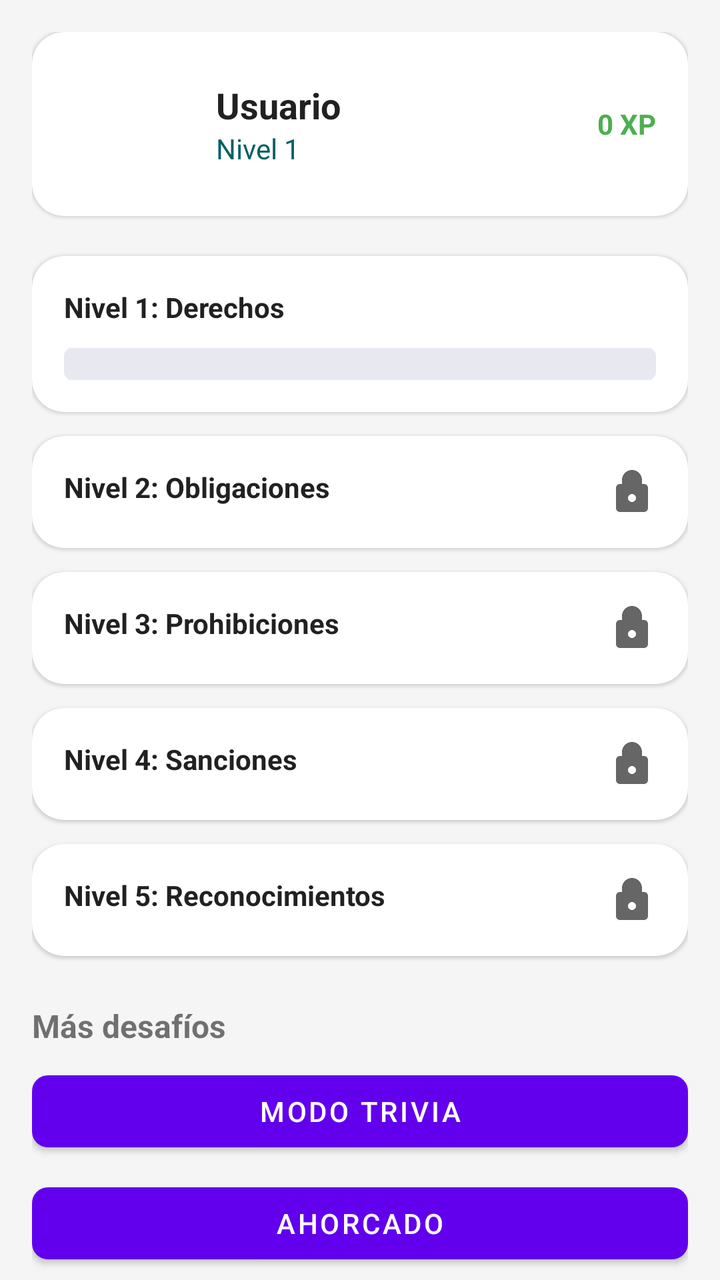
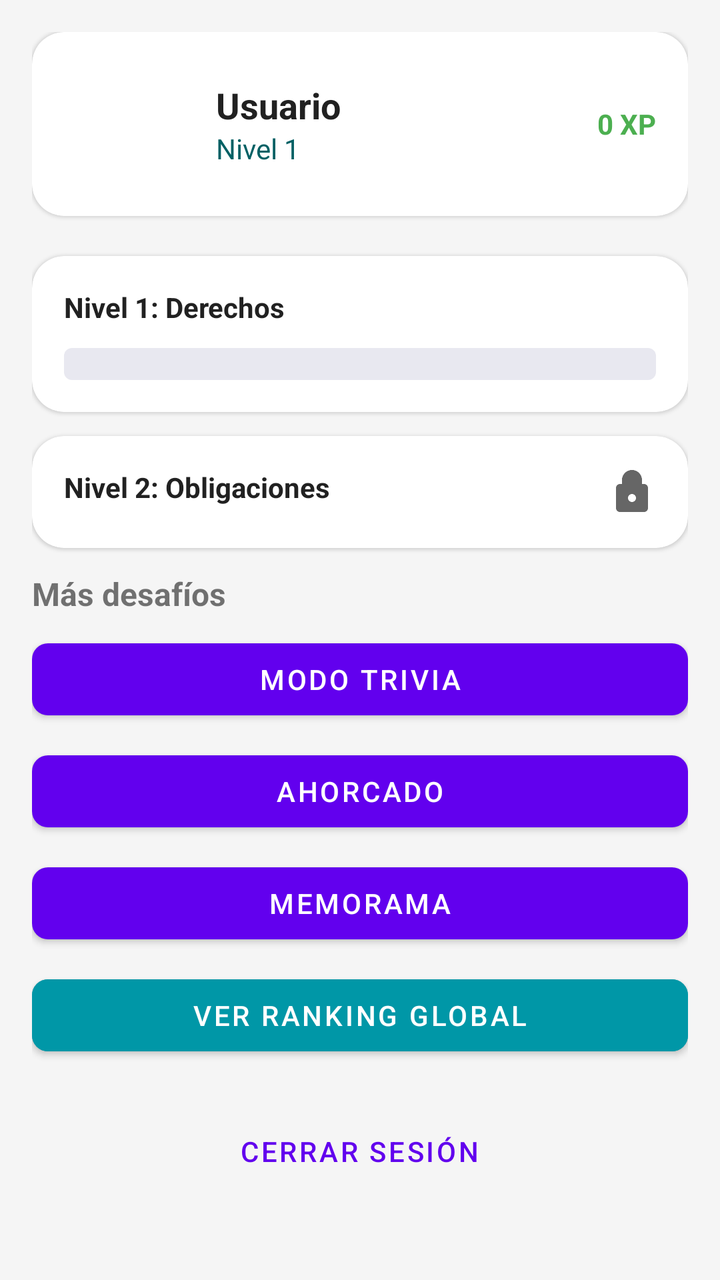

An Android layout rendered at two revisions. The XML below is the earlier revision; the diff shows what the commit changed to produce the second picture.
<!-- AndroidManifest.xml: application theme Theme.ReglamentoUpp -->
<!-- res/layout/activity_main.xml -->
<?xml version="1.0" encoding="utf-8"?>
<androidx.constraintlayout.widget.ConstraintLayout
    xmlns:android="http://schemas.android.com/apk/res/android"
    xmlns:app="http://schemas.android.com/apk/res/auto"
    xmlns:tools="http://schemas.android.com/tools"
    android:layout_width="match_parent"
    android:layout_height="match_parent"
    android:background="@color/app_bg"
    tools:context=".MainActivity">

    <androidx.core.widget.NestedScrollView
        android:layout_width="match_parent"
        android:layout_height="match_parent">

        <LinearLayout
            android:layout_width="match_parent"
            android:layout_height="wrap_content"
            android:orientation="vertical"
            android:padding="16dp">

            <com.google.android.material.card.MaterialCardView
                android:layout_width="match_parent"
                android:layout_height="wrap_content"
                app:cardCornerRadius="16dp"
                app:cardElevation="4dp"
                android:layout_marginBottom="20dp">

                <LinearLayout
                    android:layout_width="match_parent"
                    android:layout_height="wrap_content"
                    android:orientation="horizontal"
                    android:padding="16dp"
                    android:gravity="center_vertical">

                    <ImageView
                        android:id="@+id/ivUserProfile"
                        android:layout_width="60dp"
                        android:layout_height="60dp"
                        android:src="@drawable/ic_profile"
                        android:scaleType="centerCrop" />

                    <LinearLayout
                        android:layout_width="0dp"
                        android:layout_height="wrap_content"
                        android:layout_weight="1"
                        android:orientation="vertical"
                        android:layout_marginStart="16dp">

                        <TextView
                            android:id="@+id/tvUserName"
                            android:layout_width="wrap_content"
                            android:layout_height="wrap_content"
                            android:text="Usuario"
                            android:textSize="18sp"
                            android:textStyle="bold"
                            android:textColor="@color/text_primary"/>

                        <TextView
                            android:id="@+id/tvUserLevel"
                            android:layout_width="wrap_content"
                            android:layout_height="wrap_content"
                            android:text="Nivel 1"
                            android:textColor="@color/upp_primary"/>
                    </LinearLayout>

                    <TextView
                        android:id="@+id/tvUserPuntaje"
                        android:layout_width="wrap_content"
                        android:layout_height="wrap_content"
                        android:text="0 XP"
                        android:textStyle="bold"
                        android:textColor="@color/status_green"/>
                </LinearLayout>
            </com.google.android.material.card.MaterialCardView>

            <com.google.android.material.card.MaterialCardView
                android:id="@+id/btnJugarDerechos"
                android:layout_width="match_parent"
                android:layout_height="wrap_content"
                android:layout_marginBottom="12dp"
                app:cardCornerRadius="12dp"
                app:cardBackgroundColor="@color/category_derechos_bg">

                <RelativeLayout android:padding="16dp" android:layout_width="match_parent" android:layout_height="wrap_content">
                    <TextView android:layout_width="wrap_content" android:layout_height="wrap_content" android:text="Nivel 1: Derechos" android:textStyle="bold" android:textColor="@color/text_primary"/>
                    <ProgressBar android:id="@+id/progressDerechos" style="?android:attr/progressBarStyleHorizontal" android:layout_width="match_parent" android:layout_height="wrap_content" android:layout_marginTop="30dp" android:progress="0" android:progressDrawable="@drawable/progress_bar_indigo" />
                </RelativeLayout>
            </com.google.android.material.card.MaterialCardView>

            <com.google.android.material.card.MaterialCardView
                android:id="@+id/btnJugarObligaciones"
                android:layout_width="match_parent"
                android:layout_height="wrap_content"
                android:layout_marginBottom="12dp"
                app:cardCornerRadius="12dp"
                app:cardBackgroundColor="@color/category_obligaciones_bg">

                <RelativeLayout android:padding="16dp" android:layout_width="match_parent" android:layout_height="wrap_content">
                    <TextView android:layout_width="wrap_content" android:layout_height="wrap_content" android:text="Nivel 2: Obligaciones" android:textStyle="bold" android:textColor="@color/text_primary"/>
                    <ImageView android:id="@+id/ivLockObligaciones" android:layout_width="24dp" android:layout_height="24dp" android:layout_alignParentEnd="true" android:src="@drawable/ic_lock" />
                </RelativeLayout>
            </com.google.android.material.card.MaterialCardView>

            <com.google.android.material.card.MaterialCardView
                android:id="@+id/btnJugarProhibiciones"
                android:layout_width="match_parent"
                android:layout_height="wrap_content"
                android:layout_marginBottom="12dp"
                app:cardCornerRadius="12dp"
                app:cardBackgroundColor="@color/category_prohibiciones_bg">

                <RelativeLayout android:padding="16dp" android:layout_width="match_parent" android:layout_height="wrap_content">
                    <TextView android:layout_width="wrap_content" android:layout_height="wrap_content" android:text="Nivel 3: Prohibiciones" android:textStyle="bold" android:textColor="@color/text_primary"/>
                    <ImageView android:id="@+id/ivLockProhibiciones" android:layout_width="24dp" android:layout_height="24dp" android:layout_alignParentEnd="true" android:src="@drawable/ic_lock" />
                </RelativeLayout>
            </com.google.android.material.card.MaterialCardView>

            <com.google.android.material.card.MaterialCardView
                android:id="@+id/btnJugarSanciones"
                android:layout_width="match_parent"
                android:layout_height="wrap_content"
                android:layout_marginBottom="12dp"
                app:cardCornerRadius="12dp"
                app:cardBackgroundColor="@color/category_sanciones_bg">

                <RelativeLayout android:padding="16dp" android:layout_width="match_parent" android:layout_height="wrap_content">
                    <TextView android:layout_width="wrap_content" android:layout_height="wrap_content" android:text="Nivel 4: Sanciones" android:textStyle="bold" android:textColor="@color/text_primary"/>
                    <ImageView android:id="@+id/ivLockSanciones" android:layout_width="24dp" android:layout_height="24dp" android:layout_alignParentEnd="true" android:src="@drawable/ic_lock" />
                </RelativeLayout>
            </com.google.android.material.card.MaterialCardView>

            <com.google.android.material.card.MaterialCardView
                android:id="@+id/btnJugarReconocimientos"
                android:layout_width="match_parent"
                android:layout_height="wrap_content"
                android:layout_marginBottom="24dp"
                app:cardCornerRadius="12dp"
                app:cardBackgroundColor="@color/category_reconocimientos_bg">

                <RelativeLayout android:padding="16dp" android:layout_width="match_parent" android:layout_height="wrap_content">
                    <TextView android:layout_width="wrap_content" android:layout_height="wrap_content" android:text="Nivel 5: Reconocimientos" android:textStyle="bold" android:textColor="@color/text_primary"/>
                    <ImageView android:id="@+id/ivLockReconocimientos" android:layout_width="24dp" android:layout_height="24dp" android:layout_alignParentEnd="true" android:src="@drawable/ic_lock" />
                </RelativeLayout>
            </com.google.android.material.card.MaterialCardView>

            <TextView android:layout_width="wrap_content" android:layout_height="wrap_content" android:text="Más desafíos" android:textSize="16sp" android:textStyle="bold" android:layout_marginBottom="8dp"/>

            <Button android:id="@+id/btnJugarModoDesafio" android:layout_width="match_parent" android:layout_height="wrap_content" android:text="Modo Trivia" android:layout_marginBottom="8dp"/>
            <Button android:id="@+id/btnJugarAhorcado" android:layout_width="match_parent" android:layout_height="wrap_content" android:text="Ahorcado" android:layout_marginBottom="8dp"/>
            <Button android:id="@+id/btnJugarMemorama" android:layout_width="match_parent" android:layout_height="wrap_content" android:text="Memorama" android:layout_marginBottom="8dp"/>
            <Button android:id="@+id/btnVerRanking" android:layout_width="match_parent" android:layout_height="wrap_content" android:text="Ver Ranking Global" android:backgroundTint="@color/upp_secondary"/>

            <Button android:id="@+id/btnLogout" android:layout_width="wrap_content" android:layout_height="wrap_content" android:text="Cerrar Sesión" android:layout_gravity="center" android:layout_marginTop="20dp" style="@style/Widget.MaterialComponents.Button.TextButton"/>

        </LinearLayout>
    </androidx.core.widget.NestedScrollView>

</androidx.constraintlayout.widget.ConstraintLayout>
<!-- resources referenced by this layout -->
<resources>
  <color name="app_bg">#F5F5F5</color>
  <color name="category_derechos_bg">#BBDEFB</color>
  <color name="category_obligaciones_bg">#C8E6C9</color>
  <color name="category_prohibiciones_bg">#FFCCBC</color>
  <color name="category_reconocimientos_bg">#E1BEE7</color>
  <color name="category_sanciones_bg">#F8BBD0</color>
  <color name="status_green">#4CAF50</color>
  <color name="text_primary">#212121</color>
  <color name="upp_primary">#006064</color>
  <color name="upp_secondary">#0097a7</color>
  <!-- drawable ic_lock (drawable) -->
  <vector xmlns:android="http://schemas.android.com/apk/res/android"
      android:width="24dp"
      android:height="24dp"
      android:viewportWidth="24"
      android:viewportHeight="24"
      android:tint="?attr/colorControlNormal">
      <path
          android:fillColor="@android:color/white"
          android:pathData="M18,8h-1V6c0,-2.76 -2.24,-5 -5,-5S7,3.24 7,6v2H6c-1.1,0 -2,0.9 -2,2v10c0,1.1 0.9,2 2,2h12c1.1,0 2,-0.9 2,-2V10c0,-1.1 -0.9,-2 -2,-2zM12,17c-1.1,0 -2,-0.9 -2,-2s0.9,-2 2,-2 2,0.9 2,2 -0.9,2 -2,2zM9,8h6V6c0,-1.66 -1.34,-3 -3,-3s-3,1.34 -3,3v2z"/>
  </vector>
  <!-- drawable ic_profile (drawable) -->
  <vector xmlns:android="http://schemas.android.com/apk/res/android" android:width="24dp" android:height="24dp" android:viewportWidth="24" android:viewportHeight="24"><path android:fillColor="@android:color/white" android:pathData="M12,12C14.21,12 16,10.21 16,8C16,5.79 14.21,4 12,4C9.79,4 8,5.79 8,8C8,10.21 9.79,12 12,12M12,14C9.33,14 4,15.33 4,18V20H20V18C20,15.33 14.67,14 12,14Z"/></vector>
  <!-- drawable progress_bar_indigo (drawable) -->
  <layer-list xmlns:android="http://schemas.android.com/apk/res/android">
      <item android:id="@android:id/background"><shape><corners android:radius="4dp"/><solid android:color="#E8E8F0"/></shape></item>
      <item android:id="@android:id/progress"><clip><shape><corners android:radius="4dp"/><gradient android:startColor="#6366F1" android:endColor="#4338CA"/></shape></clip></item>
  </layer-list>
  <style name="Theme.ReglamentoUpp" parent="Theme.MaterialComponents.DayNight.NoActionBar">
          <item name="shapeAppearanceSmallComponent">@style/ShapeAppearance.ReglamentoUpp.SmallComponent</item>
          <item name="shapeAppearanceMediumComponent">@style/ShapeAppearance.ReglamentoUpp.MediumComponent</item>
      </style>
  <style name="ShapeAppearance.ReglamentoUpp.SmallComponent" parent="ShapeAppearance.MaterialComponents.SmallComponent">
          <item name="cornerFamily">rounded</item>
          <item name="cornerSize">8dp</item>
      </style>
  <style name="ShapeAppearance.ReglamentoUpp.MediumComponent" parent="ShapeAppearance.MaterialComponents.MediumComponent">
          <item name="cornerFamily">rounded</item>
          <item name="cornerSize">16dp</item>
      </style>
</resources>

<!-- the commit's change to res/layout/activity_main.xml (unified diff, before → after) -->
@@ -101,48 +101,6 @@
                 </RelativeLayout>
             </com.google.android.material.card.MaterialCardView>
 
-            <com.google.android.material.card.MaterialCardView
-                android:id="@+id/btnJugarProhibiciones"
-                android:layout_width="match_parent"
-                android:layout_height="wrap_content"
-                android:layout_marginBottom="12dp"
-                app:cardCornerRadius="12dp"
-                app:cardBackgroundColor="@color/category_prohibiciones_bg">
-
-                <RelativeLayout android:padding="16dp" android:layout_width="match_parent" android:layout_height="wrap_content">
-                    <TextView android:layout_width="wrap_content" android:layout_height="wrap_content" android:text="Nivel 3: Prohibiciones" android:textStyle="bold" android:textColor="@color/text_primary"/>
-                    <ImageView android:id="@+id/ivLockProhibiciones" android:layout_width="24dp" android:layout_height="24dp" android:layout_alignParentEnd="true" android:src="@drawable/ic_lock" />
-                </RelativeLayout>
-            </com.google.android.material.card.MaterialCardView>
-
-            <com.google.android.material.card.MaterialCardView
-                android:id="@+id/btnJugarSanciones"
-                android:layout_width="match_parent"
-                android:layout_height="wrap_content"
-                android:layout_marginBottom="12dp"
-                app:cardCornerRadius="12dp"
-                app:cardBackgroundColor="@color/category_sanciones_bg">
-
-                <RelativeLayout android:padding="16dp" android:layout_width="match_parent" android:layout_height="wrap_content">
-                    <TextView android:layout_width="wrap_content" android:layout_height="wrap_content" android:text="Nivel 4: Sanciones" android:textStyle="bold" android:textColor="@color/text_primary"/>
-                    <ImageView android:id="@+id/ivLockSanciones" android:layout_width="24dp" android:layout_height="24dp" android:layout_alignParentEnd="true" android:src="@drawable/ic_lock" />
-                </RelativeLayout>
-            </com.google.android.material.card.MaterialCardView>
-
-            <com.google.android.material.card.MaterialCardView
-                android:id="@+id/btnJugarReconocimientos"
-                android:layout_width="match_parent"
-                android:layout_height="wrap_content"
-                android:layout_marginBottom="24dp"
-                app:cardCornerRadius="12dp"
-                app:cardBackgroundColor="@color/category_reconocimientos_bg">
-
-                <RelativeLayout android:padding="16dp" android:layout_width="match_parent" android:layout_height="wrap_content">
-                    <TextView android:layout_width="wrap_content" android:layout_height="wrap_content" android:text="Nivel 5: Reconocimientos" android:textStyle="bold" android:textColor="@color/text_primary"/>
-                    <ImageView android:id="@+id/ivLockReconocimientos" android:layout_width="24dp" android:layout_height="24dp" android:layout_alignParentEnd="true" android:src="@drawable/ic_lock" />
-                </RelativeLayout>
-            </com.google.android.material.card.MaterialCardView>
-
             <TextView android:layout_width="wrap_content" android:layout_height="wrap_content" android:text="Más desafíos" android:textSize="16sp" android:textStyle="bold" android:layout_marginBottom="8dp"/>
 
             <Button android:id="@+id/btnJugarModoDesafio" android:layout_width="match_parent" android:layout_height="wrap_content" android:text="Modo Trivia" android:layout_marginBottom="8dp"/>
<!-- resource entries referenced after the edit -->
@@ -3,9 +3,6 @@
   <color name="app_bg">#F5F5F5</color>
   <color name="category_derechos_bg">#BBDEFB</color>
   <color name="category_obligaciones_bg">#C8E6C9</color>
-  <color name="category_prohibiciones_bg">#FFCCBC</color>
-  <color name="category_reconocimientos_bg">#E1BEE7</color>
-  <color name="category_sanciones_bg">#F8BBD0</color>
   <color name="status_green">#4CAF50</color>
   <color name="text_primary">#212121</color>
   <color name="upp_primary">#006064</color>
